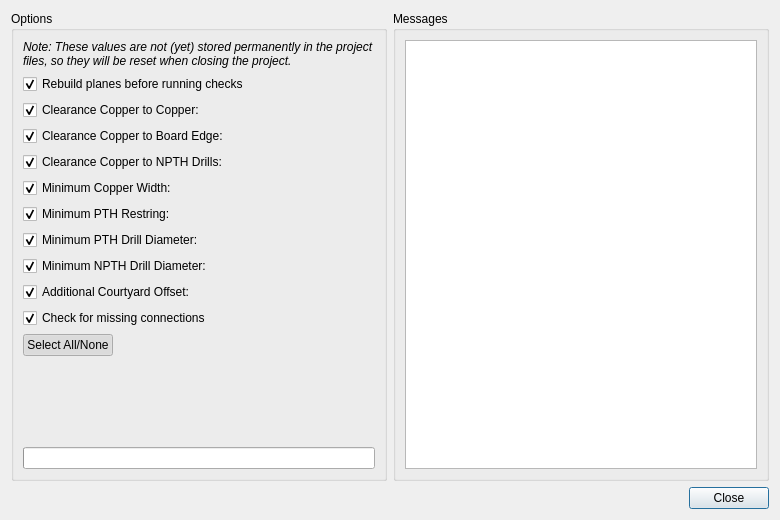
Old version of the form libs/librepcb/editor/project/boardeditor/boarddesignrulecheckdialog.ui in the repository LibrePCB/LibrePCB.
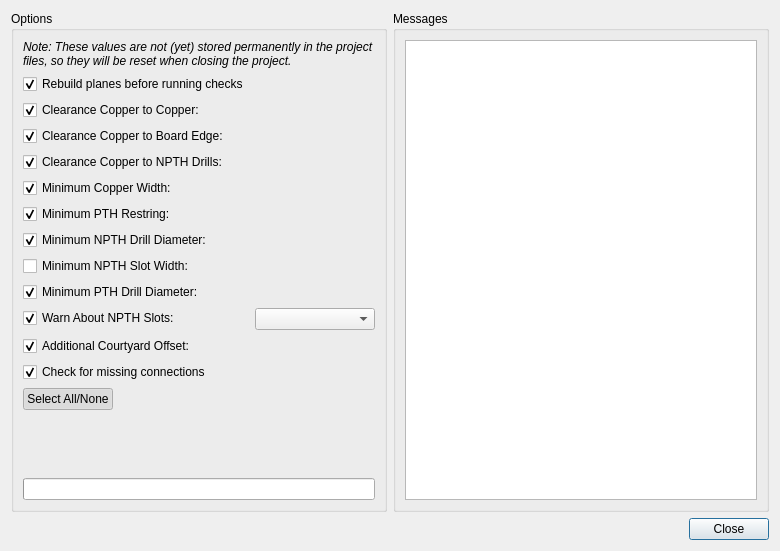
New version of the form. Custom widgets are drawn as their Qt base class.

Commit message: DRC: Add checks for slotted/curved non-plated holes

What changed in the file:
```diff
--- a/libs/librepcb/editor/project/boardeditor/boarddesignrulecheckdialog.ui
+++ b/libs/librepcb/editor/project/boardeditor/boarddesignrulecheckdialog.ui
@@ -7,7 +7,7 @@
     <x>0</x>
     <y>0</y>
     <width>780</width>
-    <height>520</height>
+    <height>551</height>
    </rect>
   </property>
   <property name="windowTitle">
@@ -46,6 +46,16 @@
           </property>
          </widget>
         </item>
+        <item row="1" column="0">
+         <widget class="QCheckBox" name="cbxRebuildPlanes">
+          <property name="text">
+           <string>Rebuild planes before running checks</string>
+          </property>
+          <property name="checked">
+           <bool>true</bool>
+          </property>
+         </widget>
+        </item>
         <item row="2" column="0">
          <widget class="QCheckBox" name="cbxClearanceCopperCopper">
           <property name="text">
@@ -112,19 +122,6 @@
          <widget class="librepcb::editor::UnsignedLengthEdit" name="edtMinPthRestring" native="true"/>
         </item>
         <item row="7" column="0">
-         <widget class="QCheckBox" name="cbxMinPthDrillDiameter">
-          <property name="text">
-           <string>Minimum PTH Drill Diameter:</string>
-          </property>
-          <property name="checked">
-           <bool>true</bool>
-          </property>
-         </widget>
-        </item>
-        <item row="7" column="1">
-         <widget class="librepcb::editor::UnsignedLengthEdit" name="edtMinPthDrillDiameter" native="true"/>
-        </item>
-        <item row="8" column="0">
          <widget class="QCheckBox" name="cbxMinNpthDrillDiameter">
           <property name="text">
            <string>Minimum NPTH Drill Diameter:</string>
@@ -134,10 +131,40 @@
           </property>
          </widget>
         </item>
-        <item row="8" column="1">
+        <item row="7" column="1">
          <widget class="librepcb::editor::UnsignedLengthEdit" name="edtMinNpthDrillDiameter" native="true"/>
         </item>
         <item row="9" column="0">
+         <widget class="QCheckBox" name="cbxMinPthDrillDiameter">
+          <property name="text">
+           <string>Minimum PTH Drill Diameter:</string>
+          </property>
+          <property name="checked">
+           <bool>true</bool>
+          </property>
+         </widget>
+        </item>
+        <item row="9" column="1">
+         <widget class="librepcb::editor::UnsignedLengthEdit" name="edtMinPthDrillDiameter" native="true"/>
+        </item>
+        <item row="10" column="0">
+         <widget class="QCheckBox" name="cbxWarnNpthSlots">
+          <property name="text">
+           <string>Warn About NPTH Slots:</string>
+          </property>
+          <property name="checked">
+           <bool>true</bool>
+          </property>
+         </widget>
+        </item>
+        <item row="10" column="1">
+         <widget class="QComboBox" name="cbxWarnNpthSlotsConfig">
+          <property name="insertPolicy">
+           <enum>QComboBox::NoInsert</enum>
+          </property>
+         </widget>
+        </item>
+        <item row="11" column="0">
          <widget class="QCheckBox" name="cbxCourtyardOffset">
           <property name="text">
            <string>Additional Courtyard Offset:</string>
@@ -147,10 +174,10 @@
           </property>
          </widget>
         </item>
-        <item row="9" column="1">
+        <item row="11" column="1">
          <widget class="librepcb::editor::LengthEdit" name="edtCourtyardOffset" native="true"/>
         </item>
-        <item row="10" column="0">
+        <item row="12" column="0">
          <widget class="QCheckBox" name="cbxMissingConnections">
           <property name="text">
            <string>Check for missing connections</string>
@@ -160,7 +187,23 @@
           </property>
          </widget>
         </item>
-        <item row="12" column="0">
+        <item row="13" column="0">
+         <widget class="QPushButton" name="btnSelectAll">
+          <property name="text">
+           <string>Select All/None</string>
+          </property>
+          <property name="checkable">
+           <bool>true</bool>
+          </property>
+          <property name="checked">
+           <bool>true</bool>
+          </property>
+          <property name="autoDefault">
+           <bool>false</bool>
+          </property>
+         </widget>
+        </item>
+        <item row="14" column="0">
          <spacer name="verticalSpacer">
           <property name="orientation">
            <enum>Qt::Vertical</enum>
@@ -173,17 +216,7 @@
           </property>
          </spacer>
         </item>
-        <item row="1" column="0">
-         <widget class="QCheckBox" name="cbxRebuildPlanes">
-          <property name="text">
-           <string>Rebuild planes before running checks</string>
-          </property>
-          <property name="checked">
-           <bool>true</bool>
-          </property>
-         </widget>
-        </item>
-        <item row="13" column="0" colspan="2">
+        <item row="15" column="0" colspan="2">
          <widget class="QProgressBar" name="prgProgress">
           <property name="value">
            <number>0</number>
@@ -196,22 +229,16 @@
           </property>
          </widget>
         </item>
-        <item row="11" column="0">
-         <widget class="QPushButton" name="btnSelectAll">
+        <item row="8" column="0">
+         <widget class="QCheckBox" name="cbxMinNpthSlotWidth">
           <property name="text">
-           <string>Select All/None</string>
-          </property>
-          <property name="checkable">
-           <bool>true</bool>
-          </property>
-          <property name="checked">
-           <bool>true</bool>
-          </property>
-          <property name="autoDefault">
-           <bool>false</bool>
+           <string>Minimum NPTH Slot Width:</string>
           </property>
          </widget>
         </item>
+        <item row="8" column="1">
+         <widget class="librepcb::editor::UnsignedLengthEdit" name="edtMinNpthSlotWidth" native="true"/>
+        </item>
        </layout>
       </widget>
      </item>
```
Left out of the diff: 18 changed lines with no effect on the pictures. The commit also changes 3 other files.
